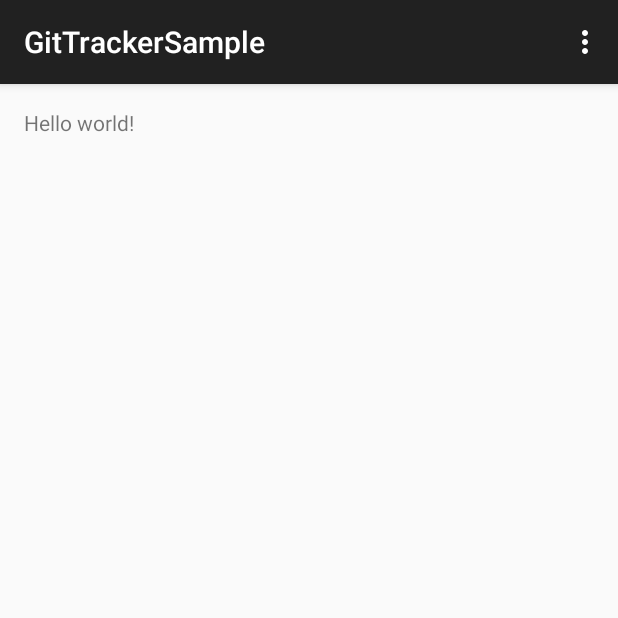
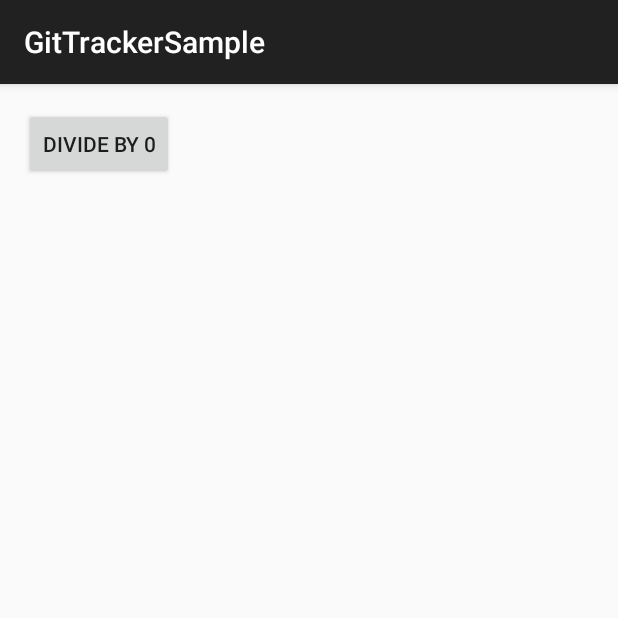
Before and after one commit to nitish-kasturia/GitTracker, an Android app: the screen it shows after launch (MainActivity), on a phone screen of 412 x 824 dp, the top half of it. Run offline under Robolectric (Android 15) with nearby library versions, the phone set to English and light mode, and no system bars; libraries missing offline, so code that uses them is left out: com.parse; 2 statements that could not run were skipped.

```diff
--- a/app/src/main/java/com/nitishkasturia/gittrackersample/GitTrackerSample.java
+++ b/app/src/main/java/com/nitishkasturia/gittrackersample/GitTrackerSample.java
@@ -12,6 +12,6 @@ public class GitTrackerSample extends Application {
     @Override
     public void onCreate() {
         super.onCreate();
-        GitTracker.initialize(this, "05abc9eab69e3b38dede24e0c148626d0ce09cab", "GitTracker");
+        GitTracker.initialize(this, "9496bba2396141bc3775d00210d57f0ca8653b60", "GitTracker");
     }
 }
--- a/app/src/main/java/com/nitishkasturia/gittrackersample/MainActivity.java
+++ b/app/src/main/java/com/nitishkasturia/gittrackersample/MainActivity.java
@@ -1,9 +1,8 @@
 package com.nitishkasturia.gittrackersample;
 
+import android.os.Bundle;
 import android.support.v7.app.AppCompatActivity;
-import android.os.Bundle;
-import android.view.Menu;
-import android.view.MenuItem;
+import android.view.View;
 
 public class MainActivity extends AppCompatActivity {
 
@@ -13,25 +12,7 @@ public class MainActivity extends AppCompatActivity {
         setContentView(R.layout.activity_main);
     }
 
-    @Override
-    public boolean onCreateOptionsMenu(Menu menu) {
-        // Inflate the menu; this adds items to the action bar if it is present.
-        getMenuInflater().inflate(R.menu.menu_main, menu);
-        return true;
-    }
-
-    @Override
-    public boolean onOptionsItemSelected(MenuItem item) {
-        // Handle action bar item clicks here. The action bar will
-        // automatically handle clicks on the Home/Up button, so long
-        // as you specify a parent activity in AndroidManifest.xml.
-        int id = item.getItemId();
-
-        //noinspection SimplifiableIfStatement
-        if (id == R.id.action_settings) {
-            return true;
-        }
-
-        return super.onOptionsItemSelected(item);
+    public void crash(View view) {
+        float x = 5 / 0;
     }
 }
--- a/app/src/main/res/layout/activity_main.xml
+++ b/app/src/main/res/layout/activity_main.xml
@@ -1,11 +1,18 @@
 <RelativeLayout xmlns:android="http://schemas.android.com/apk/res/android"
-    xmlns:tools="http://schemas.android.com/tools" android:layout_width="match_parent"
-    android:layout_height="match_parent" android:paddingLeft="@dimen/activity_horizontal_margin"
+    xmlns:tools="http://schemas.android.com/tools"
+    android:layout_width="match_parent"
+    android:layout_height="match_parent"
+    android:paddingBottom="@dimen/activity_vertical_margin"
+    android:paddingLeft="@dimen/activity_horizontal_margin"
     android:paddingRight="@dimen/activity_horizontal_margin"
     android:paddingTop="@dimen/activity_vertical_margin"
-    android:paddingBottom="@dimen/activity_vertical_margin" tools:context=".MainActivity">
+    tools:context=".MainActivity">
 
-    <TextView android:text="@string/hello_world" android:layout_width="wrap_content"
-        android:layout_height="wrap_content" />
+    <Button
+        android:onClick="crash"
+        android:layout_width="wrap_content"
+        android:layout_height="wrap_content"
+        android:gravity="center"
+        android:text="DIVIDE BY 0" />
 
 </RelativeLayout>
--- a/app/src/main/res/menu/menu_main.xml
+++ /dev/null
@@ -1,6 +0,0 @@
-<menu xmlns:android="http://schemas.android.com/apk/res/android"
-    xmlns:app="http://schemas.android.com/apk/res-auto"
-    xmlns:tools="http://schemas.android.com/tools" tools:context=".MainActivity">
-    <item android:id="@+id/action_settings" android:title="@string/action_settings"
-        android:orderInCategory="100" app:showAsAction="never" />
-</menu>
--- a/app/src/main/res/values/strings.xml
+++ b/app/src/main/res/values/strings.xml
@@ -1,6 +1,3 @@
 <resources>
     <string name="app_name">GitTrackerSample</string>
-
-    <string name="hello_world">Hello world!</string>
-    <string name="action_settings">Settings</string>
 </resources>
```
Also changed, not shown: gittracker/src/main/java/com/nitishkasturia/gittracker/GitTracker.java (+25 -5 lines).
